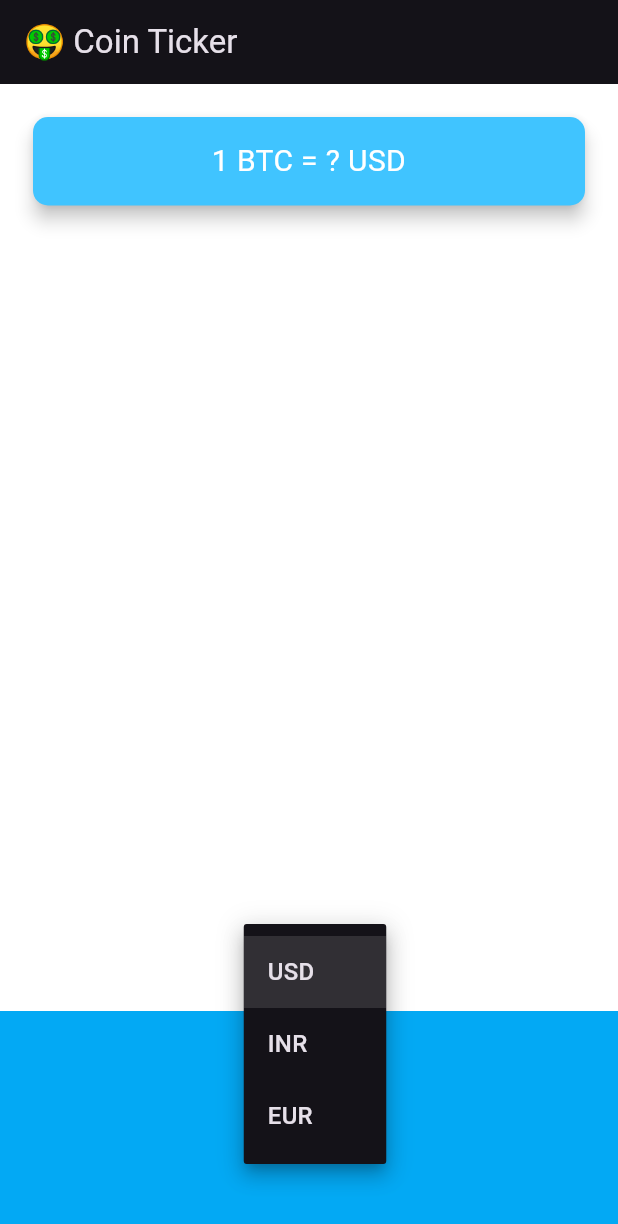
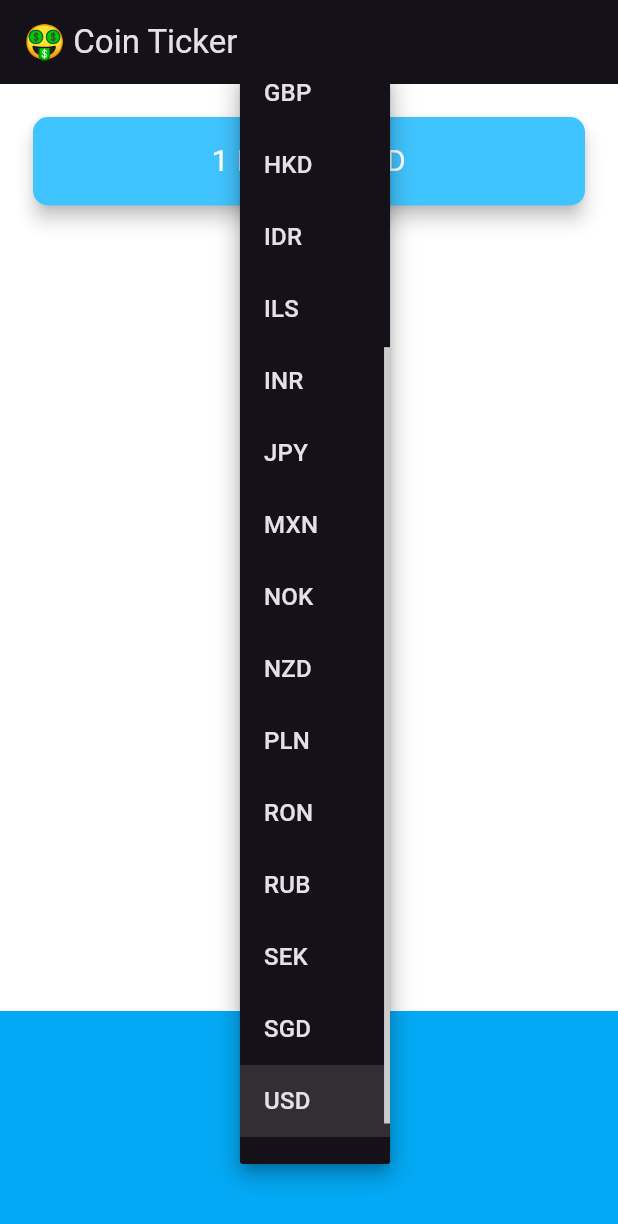
Before and after one commit to Mshankc/bitcoin_tracker, a Flutter app: the screen it shows after launch, after a tap on "USD", on a phone screen of 412 x 824 dp. Shown: the top 1224 px of the screen. Run offline on Flutter 3.47's test engine with Material 3 defaults, Android fonts, the phone set to English and light mode, and no system bars.

Commit message:
added currency picker

```diff
--- a/lib/coin_data.dart
+++ b/lib/coin_data.dart
@@ -1,5 +1,10 @@
-class CoinData {
-  static const List<String> currenciesList = [
+const List<String> cryptoList = [
+  'BTC',
+  'ETH',
+  'LTC',
+];
+
+const List<String> currenciesList = [
   'AUD',
   'BRL',
   'CAD',
@@ -22,10 +27,3 @@ class CoinData {
   'USD',
   'ZAR'
 ];
-
-  static const List<String> cryptoList = [
-    'BTC',
-    'ETH',
-    'LTC',
-  ];
-}
--- a/lib/price_screen.dart
+++ b/lib/price_screen.dart
@@ -1,4 +1,5 @@
 import 'package:bitcoin_tracker/coin_data.dart';
+import 'package:flutter/cupertino.dart';
 import 'package:flutter/material.dart';
 
 class PriceScreen extends StatefulWidget {
@@ -6,11 +7,23 @@ class PriceScreen extends StatefulWidget {
   _PriceScreenState createState() => _PriceScreenState();
 }
 
+List<DropdownMenuItem> getDropdownItem() {
+  List<DropdownMenuItem<String>> dropDownItem = [];
+  for (String currency in currenciesList) {
+    var newItem = DropdownMenuItem(
+      child: Text(currency),
+      value: currency,
+    );
+    dropDownItem.add(newItem);
+  }
+  return dropDownItem;
+}
+
 class _PriceScreenState extends State<PriceScreen> {
-  CoinData coinData = CoinData();
   String? selectedCurrency = 'USD';
   @override
   Widget build(BuildContext context) {
+    getDropdownItem();
     return Scaffold(
       appBar: AppBar(
         title: const Text('🤑 Coin Ticker'),
@@ -47,20 +60,7 @@ class _PriceScreenState extends State<PriceScreen> {
             color: Colors.lightBlue,
             child: DropdownButton(
                 value: selectedCurrency,
-                items: const [
-                  DropdownMenuItem(
-                    value: "USD",
-                    child: Text('USD'),
-                  ),
-                  DropdownMenuItem(
-                    value: 'INR',
-                    child: Text('INR'),
-                  ),
-                  DropdownMenuItem(
-                    value: 'EUR',
-                    child: Text('EUR'),
-                  )
-                ],
+                items: getDropdownItem(),
                 onChanged: (value) {
                   setState(() {
                     selectedCurrency = value;
@@ -73,3 +73,11 @@ class _PriceScreenState extends State<PriceScreen> {
     );
   }
 }
+// CupertinoPicker(
+//     itemExtent: 36.0,
+//     onSelectedItemChanged: (selectedCurrency) {
+//       setState(() {
+//         print(selectedCurrency);
+//       });
+//     },
+//     children: getDropdownItem()),
--- a/scratch.dart
+++ b/scratch.dart
@@ -1,6 +1,7 @@
 List<int> winningNumbers = [
   12,
   6,
+  9,
   34,
   22,
   41,
@@ -12,10 +13,13 @@ void main() {
 }
 
 void checkNumbers(List<int> myNumbers) {
+  int matches = 0;
   for (int myNum in myNumbers) {
     for (int winNum in winningNumbers) {
-      print('mynum = ${myNum.}');
-      print('winNum=$winNum');
+      if (winNum == myNum) {
+        matches++;
+      }
     }
   }
+  print('u got $matches matches');
 }
```
Lines whose indentation alone changed are shown as unchanged.
